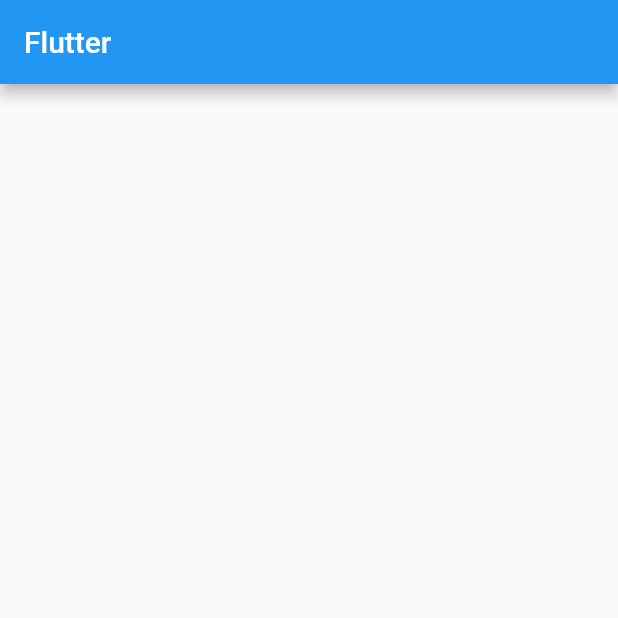
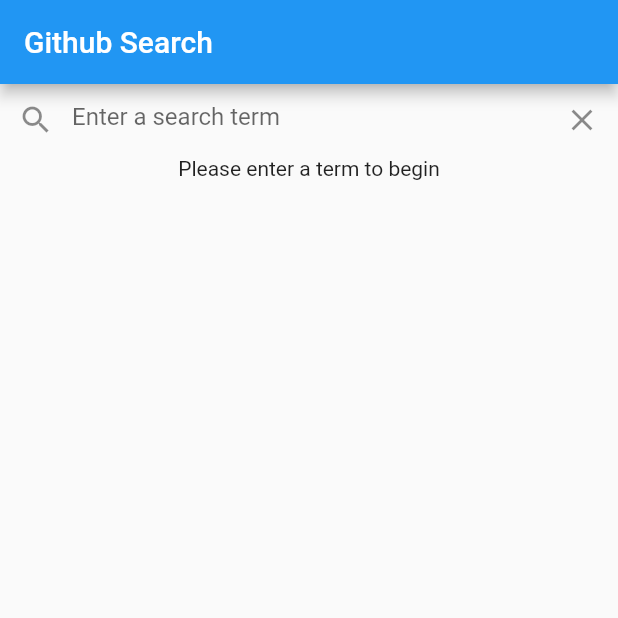
Before and after one commit to vietdhfpt/LearnFlutter, a Flutter app: the screen it shows after launch, on a phone screen of 412 x 824 dp, the top half of it. Run offline on Flutter 3.47's test engine with Material 2 defaults, Android fonts, the light colour scheme and no system bars; our stand-ins replace bloc, equatable, flutter_bloc, rxdart.

Commit message:
Search github

```diff
--- /dev/null
+++ b/learn_flutter/lib/events/github_search_event.dart
@@ -0,0 +1,17 @@
+import 'package:equatable/equatable.dart';
+
+abstract class GithubSearchEvent extends Equatable {
+  const GithubSearchEvent();
+}
+
+class TextChanged extends GithubSearchEvent {
+  final String text;
+
+  const TextChanged({this.text});
+
+  @override
+  List<Object> get props => [text];
+
+  @override
+  String toString() => 'TextChanged { text: $text }';
+}
--- a/learn_flutter/lib/main.dart
+++ b/learn_flutter/lib/main.dart
@@ -1,35 +1,42 @@
 import 'package:flutter/material.dart';
+import 'package:learn_flutter/bloc/github_search_bloc.dart';
+import 'package:learn_flutter/repository/github_repository.dart';
+import 'package:learn_flutter/server/github_cache.dart';
+import 'package:learn_flutter/server/github_client.dart';
+import 'package:learn_flutter/ui/search/search_form.dart';
+
+import 'package:meta/meta.dart';
+import 'package:flutter_bloc/flutter_bloc.dart';
 
 void main() {
-  runApp(MyApp());
+  final GithubRepository _githubRepository = GithubRepository(
+    GithubCache(),
+    GithubClient(),
+  );
+
+  runApp(App(githubRepository: _githubRepository));
 }
 
-class MyApp extends StatelessWidget {
-  // This widget is the root of your application.
+class App extends StatelessWidget {
+  final GithubRepository githubRepository;
+
+  const App({
+    Key key,
+    @required this.githubRepository,
+  }) : super(key: key);
+
   @override
   Widget build(BuildContext context) {
     return MaterialApp(
-      title: 'Flutter Demo',
-      debugShowCheckedModeBanner: false,
-      theme: ThemeData(
-        primarySwatch: Colors.blue,
-        visualDensity: VisualDensity.adaptivePlatformDensity,
+      title: 'Github Search',
+      home: Scaffold(
+        appBar: AppBar(title: Text('Github Search')),
+        body: BlocProvider(
+          create: (context) =>
+              GithubSearchBloc(githubRepository: githubRepository),
+          child: SearchForm(),
+        ),
       ),
-      home: HomePage(),
     );
   }
 }
-
-class HomePage extends StatelessWidget {
-  const HomePage({Key key}) : super(key: key);
-
-  @override
-  Widget build(BuildContext context) {
-    return Scaffold(
-      appBar: AppBar(
-        title: Text('Flutter'),
-      ),
-      body: Container(),
-    );
-  }
-}
--- /dev/null
+++ b/learn_flutter/lib/models/search_result.dart
@@ -0,0 +1,15 @@
+import 'package:learn_flutter/models/search_result_item.dart';
+
+class SearchResult {
+  final List<SearchResultItem> items;
+
+  const SearchResult({this.items});
+
+  static SearchResult fromJson(Map<String, dynamic> json) {
+    final items = (json['items'] as List<dynamic>)
+        .map((dynamic item) =>
+            SearchResultItem.fromJson(item as Map<String, dynamic>))
+        .toList();
+    return SearchResult(items: items);
+  }
+}
--- /dev/null
+++ b/learn_flutter/lib/models/search_result_error.dart
@@ -0,0 +1,11 @@
+class SearchResultError {
+  final String message;
+
+  const SearchResultError({this.message});
+
+  static SearchResultError fromJson(dynamic json) {
+    return SearchResultError(
+      message: json['message'] as String,
+    );
+  }
+}
--- /dev/null
+++ b/learn_flutter/lib/models/search_result_item.dart
@@ -0,0 +1,17 @@
+import 'package:learn_flutter/models/github_user.dart';
+
+class SearchResultItem {
+  final String fullName;
+  final String htmlUrl;
+  final GithubUser owner;
+
+  const SearchResultItem({this.fullName, this.htmlUrl, this.owner});
+
+  static SearchResultItem fromJson(dynamic json) {
+    return SearchResultItem(
+      fullName: json['full_name'] as String,
+      htmlUrl: json['html_url'] as String,
+      owner: GithubUser.fromJson(json['owner']),
+    );
+  }
+}
--- /dev/null
+++ b/learn_flutter/lib/repository/github_repository.dart
@@ -0,0 +1,22 @@
+import 'dart:async';
+
+import 'package:learn_flutter/models/search_result.dart';
+import 'package:learn_flutter/server/github_cache.dart';
+import 'package:learn_flutter/server/github_client.dart';
+
+class GithubRepository {
+  final GithubCache cache;
+  final GithubClient client;
+
+  GithubRepository(this.cache, this.client);
+
+  Future<SearchResult> search(String term) async {
+    if (cache.contains(term)) {
+      return cache.get(term);
+    } else {
+      final result = await client.search(term);
+      cache.set(term, result);
+      return result;
+    }
+  }
+}
--- /dev/null
+++ b/learn_flutter/lib/server/github_cache.dart
@@ -0,0 +1,13 @@
+import 'package:learn_flutter/models/search_result.dart';
+
+class GithubCache {
+  final _cache = <String, SearchResult>{};
+
+  SearchResult get(String term) => _cache[term];
+
+  void set(String term, SearchResult result) => _cache[term] = result;
+
+  bool contains(String term) => _cache.containsKey(term);
+
+  void remove(String term) => _cache.remove(term);
+}
--- /dev/null
+++ b/learn_flutter/lib/server/github_client.dart
@@ -0,0 +1,27 @@
+import 'dart:async';
+import 'dart:convert';
+
+import 'package:http/http.dart' as http;
+import 'package:learn_flutter/models/search_result.dart';
+import 'package:learn_flutter/models/search_result_error.dart';
+
+class GithubClient {
+  final String baseUrl;
+  final http.Client httpClient;
+
+  GithubClient({
+    http.Client httpClient,
+    this.baseUrl = "https://api.github.com/search/repositories?q=",
+  }) : this.httpClient = httpClient ?? http.Client();
+
+  Future<SearchResult> search(String term) async {
+    final response = await httpClient.get(Uri.parse("$baseUrl$term"));
+    final results = json.decode(response.body);
+
+    if (response.statusCode == 200) {
+      return SearchResult.fromJson(results);
+    } else {
+      throw SearchResultError.fromJson(results);
+    }
+  }
+}
--- /dev/null
+++ b/learn_flutter/lib/state/github_search_state.dart
@@ -0,0 +1,34 @@
+import 'package:equatable/equatable.dart';
+import 'package:learn_flutter/models/search_result_item.dart';
+
+abstract class GithubSearchState extends Equatable {
+  const GithubSearchState();
+
+  @override
+  List<Object> get props => [];
+}
+
+class SearchStateEmpty extends GithubSearchState {}
+
+class SearchStateLoading extends GithubSearchState {}
+
+class SearchStateSuccess extends GithubSearchState {
+  final List<SearchResultItem> items;
+
+  const SearchStateSuccess(this.items);
+
+  @override
+  List<Object> get props => [items];
+
+  @override
+  String toString() => 'SearchStateSuccess { items: ${items.length} }';
+}
+
+class SearchStateError extends GithubSearchState {
+  final String error;
+
+  const SearchStateError(this.error);
+
+  @override
+  List<Object> get props => [error];
+}
--- /dev/null
+++ b/learn_flutter/lib/ui/search/search_form.dart
@@ -0,0 +1,128 @@
+import 'package:flutter/material.dart';
+import 'package:learn_flutter/bloc/github_search_bloc.dart';
+import 'package:flutter_bloc/flutter_bloc.dart';
+import 'package:learn_flutter/events/github_search_event.dart';
+import 'package:learn_flutter/models/search_result_item.dart';
+import 'package:learn_flutter/state/github_search_state.dart';
+import 'package:url_launcher/url_launcher.dart';
+
+class SearchForm extends StatelessWidget {
+  @override
+  Widget build(BuildContext context) {
+    return Column(
+      children: <Widget>[_SearchBar(), _SearchBody()],
+    );
+  }
+}
+
+class _SearchBar extends StatefulWidget {
+  @override
+  State<_SearchBar> createState() => _SearchBarState();
+}
+
+class _SearchBarState extends State<_SearchBar> {
+  final _textController = TextEditingController();
+  GithubSearchBloc _githubSearchBloc;
+
+  @override
+  void initState() {
+    super.initState();
+    _githubSearchBloc = BlocProvider.of<GithubSearchBloc>(context);
+  }
+
+  @override
+  void dispose() {
+    _textController.dispose();
+    super.dispose();
+  }
+
+  @override
+  Widget build(BuildContext context) {
+    return TextField(
+      controller: _textController,
+      autocorrect: false,
+      onChanged: (text) {
+        _githubSearchBloc.add(
+          TextChanged(text: text),
+        );
+      },
+      decoration: InputDecoration(
+        prefixIcon: Icon(Icons.search),
+        suffixIcon: GestureDetector(
+          child: Icon(Icons.clear),
+          onTap: _onClearTapped,
+        ),
+        border: InputBorder.none,
+        hintText: 'Enter a search term',
+      ),
+    );
+  }
+
+  void _onClearTapped() {
+    _textController.text = '';
+    _githubSearchBloc.add(TextChanged(text: ''));
+  }
+}
+
+class _SearchBody extends StatelessWidget {
+  @override
+  Widget build(BuildContext context) {
+    return BlocBuilder<GithubSearchBloc, GithubSearchState>(
+      bloc: BlocProvider.of<GithubSearchBloc>(context),
+      // ignore: missing_return
+      builder: (BuildContext context, GithubSearchState state) {
+        if (state is SearchStateEmpty) {
+          return Text('Please enter a term to begin');
+        }
+        if (state is SearchStateLoading) {
+          return CircularProgressIndicator();
+        }
+        if (state is SearchStateError) {
+          return Text(state.error);
+        }
+        if (state is SearchStateSuccess) {
+          return state.items.isEmpty
+              ? Text('No Results')
+              : Expanded(child: _SearchResults(items: state.items));
+        }
+      },
+    );
+  }
+}
+
+class _SearchResults extends StatelessWidget {
+  final List<SearchResultItem> items;
+
+  const _SearchResults({Key key, this.items}) : super(key: key);
+
+  @override
+  Widget build(BuildContext context) {
+    return ListView.builder(
+      itemCount: items.length,
+      itemBuilder: (BuildContext context, int index) {
+        return _SearchResultItem(item: items[index]);
+      },
+    );
+  }
+}
+
+class _SearchResultItem extends StatelessWidget {
+  final SearchResultItem item;
+
+  const _SearchResultItem({Key key, @required this.item}) : super(key: key);
+
+  @override
+  Widget build(BuildContext context) {
+    return ListTile(
+      leading: CircleAvatar(
+        child: Image.network(item.owner.avatarUrl),
+      ),
+      title: Text(item.fullName),
+      onTap: () async {
+        if (await canLaunch(item.htmlUrl)) {
+          await launch(item.htmlUrl);
+        }
+      },
+    );
+  }
+}
```
Also changed, not shown: learn_flutter/lib/bloc/github_search_bloc.dart (added, +59 -0 lines), learn_flutter/lib/models/github_user.dart (added, +13 -0 lines), learn_flutter/pubspec.yaml (+7 -0 lines), learn_flutter/pubspec.lock, 4 other files.
